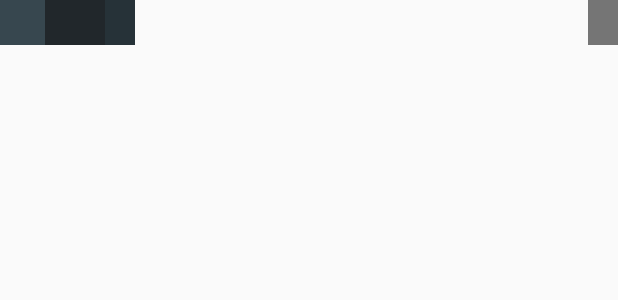
After one commit to PavelDrabek/CalClockWidget, an Android app: the layout part_timeline.xml on its own in the app's theme, with its tools: preview values and no code run, on a phone screen of 412 x 824 dp. The commit adds this screen. Shown: the top 300 px of the screen. Run offline under Robolectric (Android 15) with nearby library versions, the phone set to English and light mode, and no system bars.

Commit message:
layout progress

```diff
--- a/app/src/main/res/layout/activity_main.xml
+++ b/app/src/main/res/layout/activity_main.xml
@@ -8,11 +8,5 @@
     <TextView android:text="@string/hello_world" android:layout_width="wrap_content"
         android:layout_height="wrap_content" />
 
-    <cz.pazzi.clockwidget.MyClock
-        android:layout_width="wrap_content"
-        android:layout_height="wrap_content"
-        android:id="@+id/view2"
-        android:layout_centerVertical="true"
-        android:layout_centerHorizontal="true" />
 
 </RelativeLayout>
--- a/app/src/main/res/layout/my_clock.xml
+++ /dev/null
@@ -1,6 +0,0 @@
-<?xml version="1.0" encoding="utf-8"?>
-<cz.pazzi.clockwidget.MyClock
-    android:layout_width="wrap_content"
-    android:layout_height="wrap_content"
-    android:padding="8dp"
-    xmlns:android="http://schemas.android.com/apk/res/android" />
--- /dev/null
+++ b/app/src/main/res/layout/part_timeline.xml
@@ -0,0 +1,37 @@
+<?xml version="1.0" encoding="utf-8"?>
+<RelativeLayout xmlns:android="http://schemas.android.com/apk/res/android"
+    android:layout_width="match_parent" android:layout_height="match_parent">
+
+    <ImageView
+        android:layout_width="30dp"
+        android:layout_height="30dp"
+        android:id="@+id/imageView1"
+        android:background="@color/material_blue_grey_800"
+        android:layout_alignParentTop="true" />
+
+    <ImageView
+        android:layout_width="40dp"
+        android:layout_height="30dp"
+        android:id="@+id/imageView2"
+        android:background="@color/material_blue_grey_950"
+        android:layout_alignParentTop="true"
+        android:layout_toRightOf="@+id/imageView1"
+        android:layout_toEndOf="@+id/imageView1" />
+
+    <ImageView
+        android:layout_width="20dp"
+        android:layout_height="30dp"
+        android:id="@+id/imageView3"
+        android:background="@color/material_blue_grey_900"
+        android:layout_alignParentTop="true"
+        android:layout_toRightOf="@+id/imageView2"
+        android:layout_toEndOf="@+id/imageView2" />
+
+    <ImageView
+        android:layout_width="20dp"
+        android:layout_height="30dp"
+        android:id="@+id/imageView4"
+        android:background="@color/material_grey_600"
+        android:layout_alignParentTop="true"
+        android:layout_alignParentRight="true"/>
+</RelativeLayout>
--- a/app/src/main/res/xml/widget_info.xml
+++ b/app/src/main/res/xml/widget_info.xml
@@ -6,7 +6,9 @@
     android:initialLayout="@layout/widget_layout"
     android:previewImage="@drawable/widget_preview"
     android:updatePeriodMillis="180000"
-    android:widgetCategory="home_screen">
+    android:widgetCategory="home_screen"
+    android:resizeMode="horizontal|vertical"
+    >
 
 
 </appwidget-provider>
```
Also changed, not shown: app/src/main/java/cz/pazzi/clockwidget/MyClock.java (deleted, +0 -71 lines), app/src/main/java/cz/pazzi/clockwidget/WidgetProvider1.java (+8 -2 lines), app/src/main/res/layout/part_clock.xml (added, +27 -0 lines), app/src/main/res/layout/widget_layout.xml (+13 -23 lines), app/src/main/res/layout/part_cell.xml (renamed from app/src/main/res/layout/cal_cell.xml).
